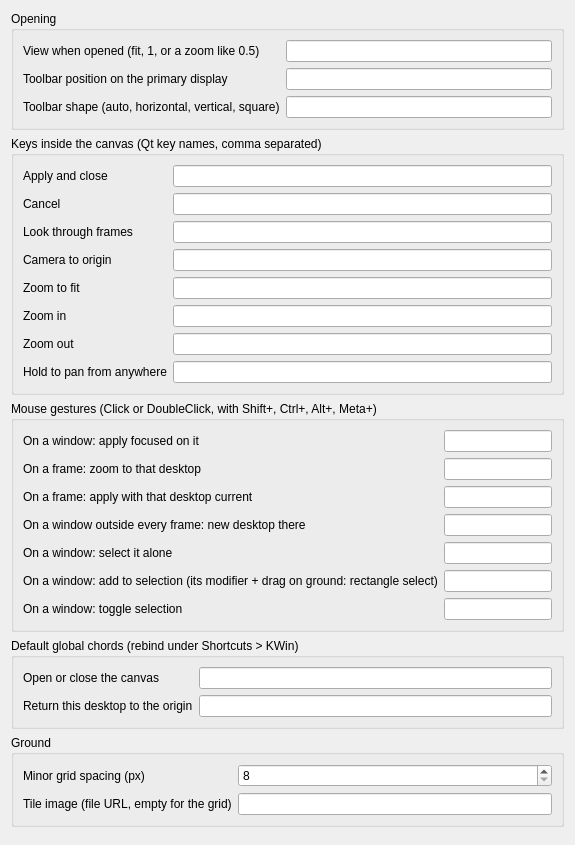
Above: effect/contents/ui/config.ui from aaronsb/kwin-canvas before the change. Below: the same form after it.
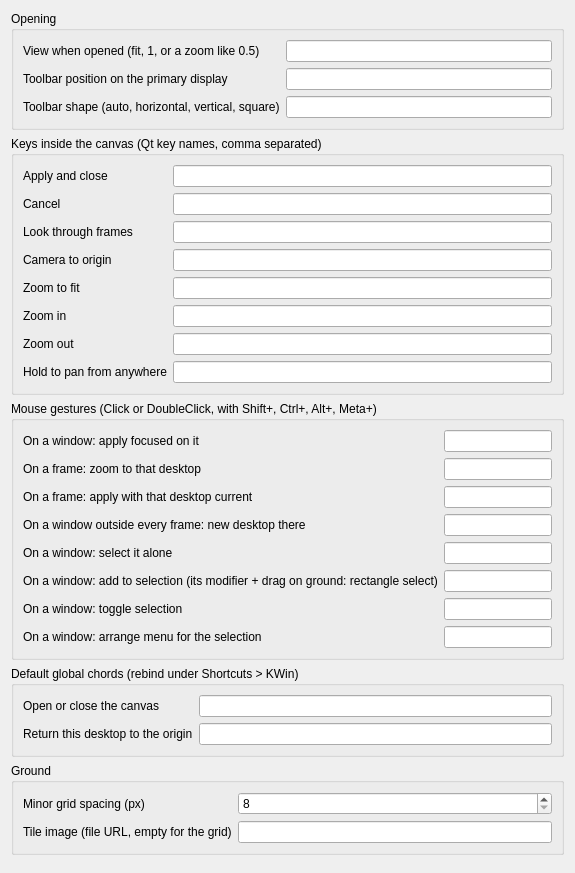
That is the form after the change.

Commit message: Arrange menu on right-click: horizontal, vertical, tile, grid (rows x columns), cascade; gesture specs carry a button

Patch:
```diff
--- a/effect/contents/ui/config.ui
+++ b/effect/contents/ui/config.ui
@@ -47,6 +47,8 @@
      <item row="5" column="1"><widget class="QLineEdit" name="kcfg_MouseSelectAdd"/></item>
      <item row="6" column="0"><widget class="QLabel" name="label_MouseSelectToggle"><property name="text"><string>On a window: toggle selection</string></property><property name="buddy"><cstring>kcfg_MouseSelectToggle</cstring></property></widget></item>
      <item row="6" column="1"><widget class="QLineEdit" name="kcfg_MouseSelectToggle"/></item>
+     <item row="7" column="0"><widget class="QLabel" name="label_MouseContextMenu"><property name="text"><string>On a window: arrange menu for the selection</string></property><property name="buddy"><cstring>kcfg_MouseContextMenu</cstring></property></widget></item>
+     <item row="7" column="1"><widget class="QLineEdit" name="kcfg_MouseContextMenu"/></item>
      <item row="3" column="0"><widget class="QLabel" name="label_MouseNewDesktopAt"><property name="text"><string>On a window outside every frame: new desktop there</string></property><property name="buddy"><cstring>kcfg_MouseNewDesktopAt</cstring></property></widget></item>
      <item row="3" column="1"><widget class="QLineEdit" name="kcfg_MouseNewDesktopAt"/></item>
     </layout></widget></item>
```
The commit also changes 5 other files.
